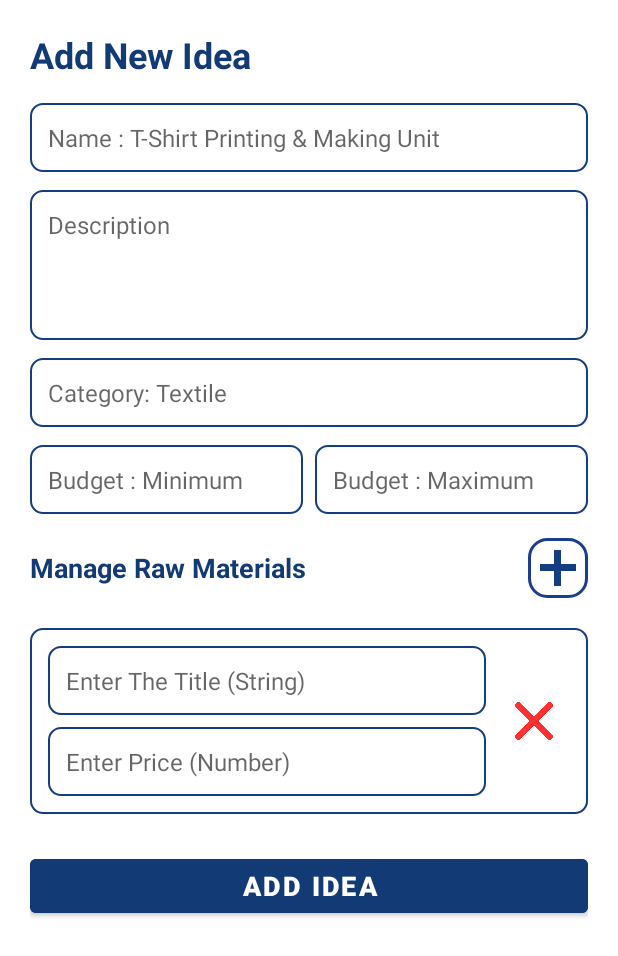
After one commit to Harmit48/PAHELUKADAM, an Android app: the AddIdeaActivity screen opened directly, with no data from a screen before it, on a phone screen of 412 x 824 dp. The commit adds this screen. Shown: the top 956 px of the screen. Run offline under Robolectric (Android 15) with nearby library versions, the phone set to English and light mode, and no system bars; our stand-ins replace Firebase (no records; nobody signed in at launch, a user with empty details on screens opened directly).

Commit message:
Add new idea is added into floting button

```diff
--- /dev/null
+++ b/app/src/main/java/com/pahelukadam/pahelukadam/admin/AddIdeaActivity.kt
@@ -0,0 +1,94 @@
+package com.pahelukadam.pahelukadam.admin
+
+import android.os.Bundle
+import android.view.LayoutInflater
+import android.widget.EditText
+import android.widget.ImageButton
+import android.widget.LinearLayout
+import android.widget.Toast
+import androidx.appcompat.app.AppCompatActivity
+import com.google.firebase.firestore.FirebaseFirestore
+import com.pahelukadam.pahelukadam.R
+
+class AddIdeaActivity : AppCompatActivity() {
+
+    private lateinit var containerRawMaterials: LinearLayout
+    private val firestore by lazy { FirebaseFirestore.getInstance() }
+
+    override fun onCreate(savedInstanceState: Bundle?) {
+        super.onCreate(savedInstanceState)
+        setContentView(R.layout.activity_add_idea)
+
+        containerRawMaterials = findViewById(R.id.containerRawMaterials)
+        val btnAddRawMaterial: ImageButton = findViewById(R.id.btnAddRawMaterial)
+        val btnAddIdea = findViewById<android.widget.Button>(R.id.btnAddIdea)
+
+        // Add one raw material field initially
+        addRawMaterialView()
+
+        btnAddRawMaterial.setOnClickListener { addRawMaterialView() }
+        btnAddIdea.setOnClickListener { submitIdea() }
+    }
+
+    private fun addRawMaterialView() {
+        val view = LayoutInflater.from(this)
+            .inflate(R.layout.item_raw_material, containerRawMaterials, false)
+
+        val btnRemove = view.findViewById<ImageButton>(R.id.btnRemoveRawMaterial)
+        btnRemove.setOnClickListener {
+            containerRawMaterials.removeView(view)
+        }
+
+        containerRawMaterials.addView(view)
+    }
+
+    private fun submitIdea() {
+        val etName = findViewById<EditText>(R.id.etName)
+        val etDescription = findViewById<EditText>(R.id.etDescription)
+        val etCategory = findViewById<EditText>(R.id.etCategory)
+        val etBudgetMin = findViewById<EditText>(R.id.etBudgetMin)
+        val etBudgetMax = findViewById<EditText>(R.id.etBudgetMax)
+
+        val name = etName.text.toString().trim()
+        val desc = etDescription.text.toString().trim()
+        val category = etCategory.text.toString().trim()
+        val minBudget = etBudgetMin.text.toString().toDoubleOrNull() ?: 0.0
+        val maxBudget = etBudgetMax.text.toString().toDoubleOrNull() ?: 0.0
+
+        if (name.isEmpty()) {
+            etName.error = "Name is required"
+            return
+        }
+
+        val materials = mutableListOf<Map<String, Any>>()
+        for (i in 0 until containerRawMaterials.childCount) {
+            val child = containerRawMaterials.getChildAt(i)
+            val title = child.findViewById<EditText>(R.id.etRawTitle).text.toString().trim()
+            val price = child.findViewById<EditText>(R.id.etRawPrice).text.toString().toDoubleOrNull()
+
+            if (title.isNotEmpty() && price != null) {
+                materials.add(mapOf("title" to title, "price" to price))
+            }
+        }
+
+        val ideaData = hashMapOf(
+            "name" to name,
+            "description" to desc,
+            "category" to category,
+            "budget_min" to minBudget,
+            "budget_max" to maxBudget,
+            "raw_materials" to materials,
+            "timestamp" to System.currentTimeMillis()
+        )
+
+        firestore.collection("business_ideas")
+            .add(ideaData)
+            .addOnSuccessListener {
+                Toast.makeText(this, "Idea saved successfully", Toast.LENGTH_SHORT).show()
+                finish()
+            }
+            .addOnFailureListener { e ->
+                Toast.makeText(this, "Error: ${e.message}", Toast.LENGTH_SHORT).show()
+            }
+    }
+}
--- /dev/null
+++ b/app/src/main/res/layout/activity_add_idea.xml
@@ -0,0 +1,141 @@
+<?xml version="1.0" encoding="utf-8"?>
+<ScrollView xmlns:android="http://schemas.android.com/apk/res/android"
+    android:layout_width="match_parent"
+    android:layout_height="match_parent"
+    android:fillViewport="true"
+    android:background="@android:color/white">
+
+    <LinearLayout
+        android:layout_width="match_parent"
+        android:layout_height="wrap_content"
+        android:orientation="vertical"
+        android:padding="20dp">
+
+        <!-- Title -->
+        <TextView
+            android:id="@+id/tvTitle"
+            android:layout_width="wrap_content"
+            android:layout_height="wrap_content"
+            android:text="Add New Idea"
+            android:textStyle="bold"
+            android:textSize="24sp"
+            android:textColor="#123a74"
+            android:layout_marginBottom="16dp"/>
+
+        <!-- Name -->
+        <EditText
+            android:id="@+id/etName"
+            android:layout_width="match_parent"
+            android:layout_height="wrap_content"
+            android:hint="Name : T-Shirt Printing &amp; Making Unit"
+            android:background="@drawable/edittext_bg"
+            android:padding="12dp"
+            android:textSize="16sp"
+            android:layout_marginBottom="12dp"/>
+
+        <!-- Description -->
+        <EditText
+            android:id="@+id/etDescription"
+            android:layout_width="match_parent"
+            android:layout_height="wrap_content"
+            android:hint="Description"
+            android:background="@drawable/edittext_bg"
+            android:padding="12dp"
+            android:textSize="16sp"
+            android:minHeight="100dp"
+            android:gravity="top"
+            android:layout_marginBottom="12dp"/>
+
+        <!-- Category -->
+        <EditText
+            android:id="@+id/etCategory"
+            android:layout_width="match_parent"
+            android:layout_height="wrap_content"
+            android:hint="Category: Textile"
+            android:background="@drawable/edittext_bg"
+            android:padding="12dp"
+            android:textSize="16sp"
+            android:layout_marginBottom="12dp"/>
+
+        <!-- Budget Row -->
+        <LinearLayout
+            android:layout_width="match_parent"
+            android:layout_height="wrap_content"
+            android:orientation="horizontal"
+            android:weightSum="2"
+            android:layout_marginBottom="16dp">
+
+            <EditText
+                android:id="@+id/etBudgetMin"
+                android:layout_width="0dp"
+                android:layout_height="wrap_content"
+                android:layout_weight="1"
+                android:hint="Budget : Minimum"
+                android:inputType="numberDecimal"
+                android:background="@drawable/edittext_bg"
+                android:padding="12dp"
+                android:textSize="16sp"
+                android:layout_marginEnd="8dp"/>
+
+            <EditText
+                android:id="@+id/etBudgetMax"
+                android:layout_width="0dp"
+                android:layout_height="wrap_content"
+                android:layout_weight="1"
+                android:hint="Budget : Maximum"
+                android:inputType="numberDecimal"
+                android:background="@drawable/edittext_bg"
+                android:padding="12dp"
+                android:textSize="16sp"/>
+        </LinearLayout>
+
+        <!-- Manage Raw Materials Header -->
+        <LinearLayout
+            android:layout_width="match_parent"
+            android:layout_height="wrap_content"
+            android:orientation="horizontal"
+            android:gravity="center_vertical"
+            android:layout_marginBottom="8dp">
+
+            <TextView
+                android:layout_width="0dp"
+                android:layout_height="wrap_content"
+                android:layout_weight="1"
+                android:text="Manage Raw Materials"
+                android:textColor="#123a74"
+                android:textSize="18sp"
+                android:textStyle="bold"/>
+
+            <!-- Plus Button with Border -->
+            <ImageButton
+                android:id="@+id/btnAddRawMaterial"
+                android:layout_width="40dp"
+                android:layout_height="40dp"
+                android:padding="8dp"
+                android:src="@drawable/ic_add"
+                android:scaleType="centerInside"
+                android:background="@drawable/plus_button_border"
+                android:contentDescription="Add Raw Material" />
+        </LinearLayout>
+
+        <!-- Dynamic Container for Raw Materials -->
+        <LinearLayout
+            android:id="@+id/containerRawMaterials"
+            android:layout_width="match_parent"
+            android:layout_height="wrap_content"
+            android:orientation="vertical"/>
+
+        <!-- Add Idea Button -->
+        <Button
+            android:id="@+id/btnAddIdea"
+            android:layout_width="match_parent"
+            android:layout_height="wrap_content"
+            android:text="Add Idea"
+            android:textSize="18sp"
+            android:textStyle="bold"
+            android:backgroundTint="#123a74"
+            android:textColor="@android:color/white"
+            android:layout_marginTop="24dp"
+            android:layout_marginBottom="24dp"/>
+    </LinearLayout>
+</ScrollView>
```
Also changed, not shown: app/src/main/AndroidManifest.xml (+15 -12 lines), app/src/main/java/com/pahelukadam/pahelukadam/admin/AdminFragment.kt (+8 -12 lines).
